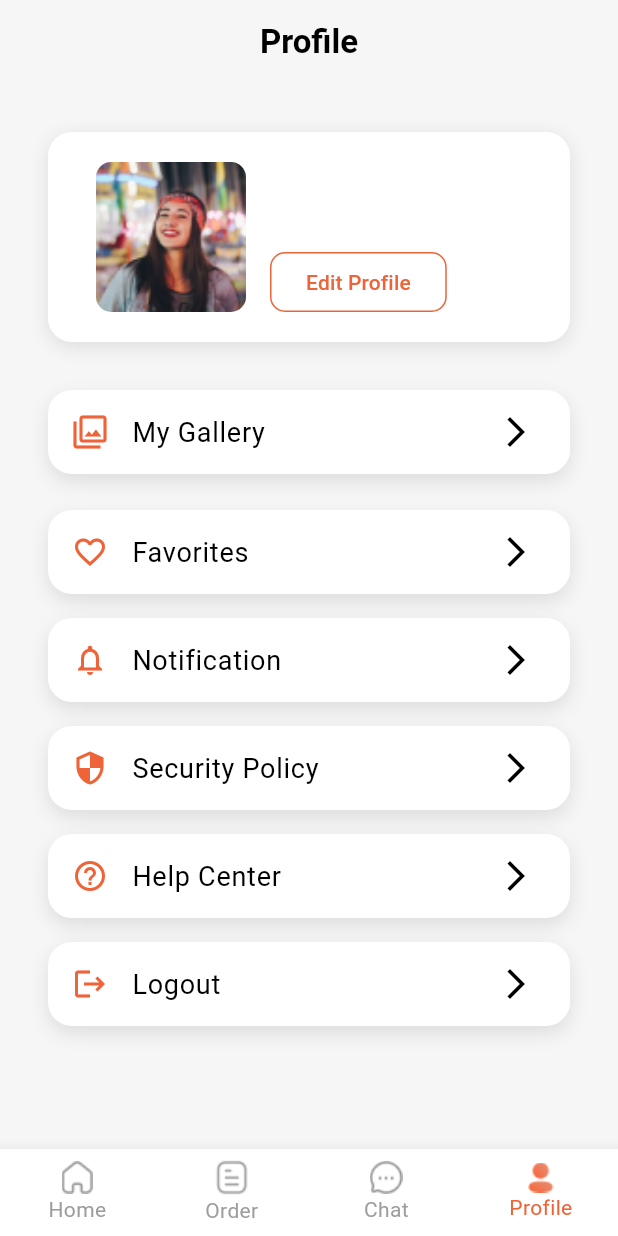
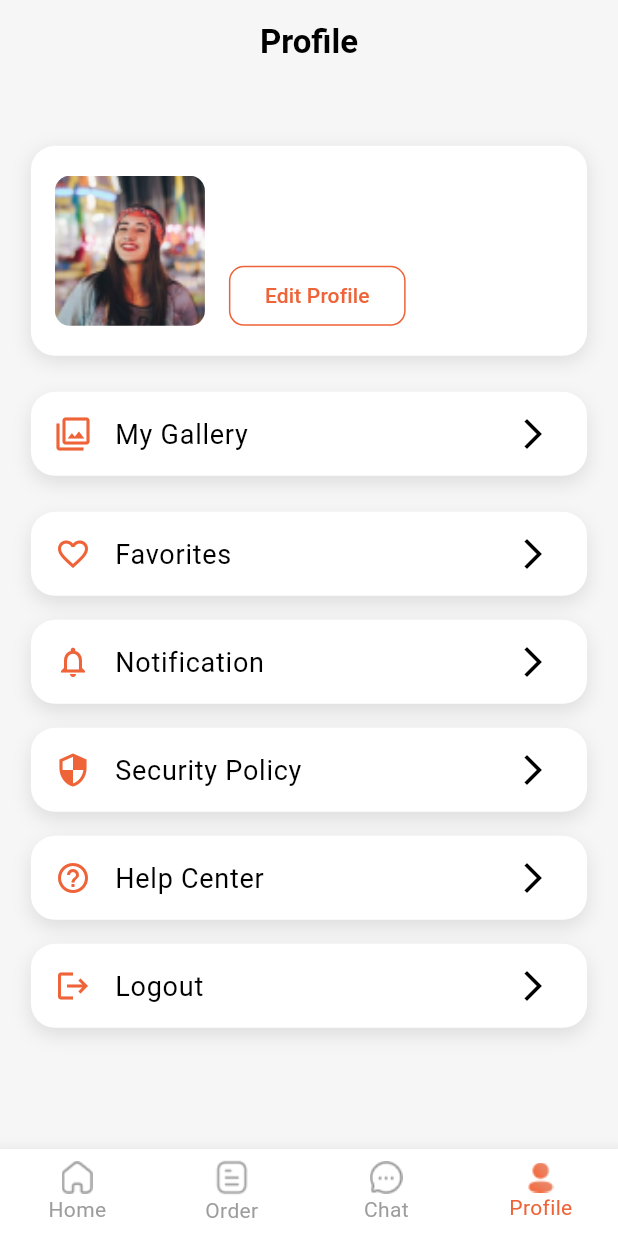
Before and after one commit to aryapras22/UpStyleApp, a Flutter app: the screen it shows once a user with an empty profile is signed in, item 4 of the bottom bar chosen, on a phone screen of 412 x 824 dp. Run offline on Flutter 3.47's test engine with Material 3 defaults, Android fonts, the phone set to English and light mode, and no system bars; our stand-ins replace cloud_firestore, dotted_border, firebase_auth, firebase_core, firebase_storage, flutter_chat_types and 6 more; missing offline and left inert: firebase_app_check, flutter_firebase_chat_core; accounts and stored records are empty; Roboto replaces fonts that are missing (ProductSansMedium).

Commit message:
done tipis cak

```diff
--- a/lib/screen/auth/profile_screen.dart
+++ b/lib/screen/auth/profile_screen.dart
@@ -1,5 +1,3 @@
-// ignore_for_file: prefer_const_constructors
-
 import 'package:flutter/material.dart';
 import 'package:upstyleapp/providers/auth_providers.dart';
 import 'package:upstyleapp/screen/auth/edit_profile_screen.dart';
@@ -20,6 +18,11 @@ class _ProfileScreenState extends ConsumerState<ProfileScreen> {
   Widget build(BuildContext context) {
     final authServices = AuthServices();
     final user = ref.watch(userProfileProvider);
+    final size = MediaQuery.of(context).size;
+    final padding = EdgeInsets.symmetric(
+      horizontal: size.width * 0.05,
+      vertical: size.height * 0.05,
+    );
 
     return Scaffold(
       backgroundColor: Theme.of(context).colorScheme.surface,
@@ -29,12 +32,11 @@ class _ProfileScreenState extends ConsumerState<ProfileScreen> {
         centerTitle: true,
       ),
       body: Padding(
-        padding: EdgeInsets.only(left: 16, top: 16, right: 16),
-        child: Column(
+        padding: padding,
+        child: ListView(
           children: [
             Container(
               padding: const EdgeInsets.all(16),
-              margin: const EdgeInsets.all(16),
               decoration: BoxDecoration(
                 color: Colors.white,
                 borderRadius: BorderRadius.circular(16),
@@ -51,7 +53,6 @@ class _ProfileScreenState extends ConsumerState<ProfileScreen> {
                   Container(
                     width: 100,
                     height: 100,
-                    margin: const EdgeInsets.only(left: 16),
                     decoration: BoxDecoration(
                       borderRadius: BorderRadius.circular(10),
                       image: DecorationImage(
@@ -63,16 +64,19 @@ class _ProfileScreenState extends ConsumerState<ProfileScreen> {
                     ),
                   ),
                   const SizedBox(width: 16),
-                  Column(
+                  Expanded(
+                    child: Column(
                       crossAxisAlignment: CrossAxisAlignment.start,
                       children: [
                         Text(
                           user.name,
                           style: Theme.of(context).textTheme.titleLarge,
+                          overflow: TextOverflow.ellipsis,
                         ),
                         Text(
                           user.email,
                           style: Theme.of(context).textTheme.titleMedium,
+                          overflow: TextOverflow.ellipsis,
                         ),
                         const SizedBox(height: 8),
                         OutlinedButton(
@@ -95,10 +99,11 @@ class _ProfileScreenState extends ConsumerState<ProfileScreen> {
                         ),
                       ],
                     ),
+                  ),
                 ],
               ),
             ),
-            const SizedBox(height: 8),
+            const SizedBox(height: 16),
             ProfileOption(
               icon: Icons.filter,
               text: 'My Gallery',
--- a/lib/widgets/profile_option.dart
+++ b/lib/widgets/profile_option.dart
@@ -15,7 +15,7 @@ class ProfileOption extends StatelessWidget {
   @override
   Widget build(BuildContext context) {
     return Container(
-      margin: const EdgeInsets.symmetric(vertical: 8, horizontal: 16),
+      margin: const EdgeInsets.symmetric(vertical: 8),
       decoration: BoxDecoration(
         color: Colors.white,
         borderRadius: BorderRadius.circular(16),
```
Also changed, not shown: lib/screen/auth/login_screen.dart (+0 -48 lines), 21 other files. Lines whose indentation alone changed are shown as unchanged.
